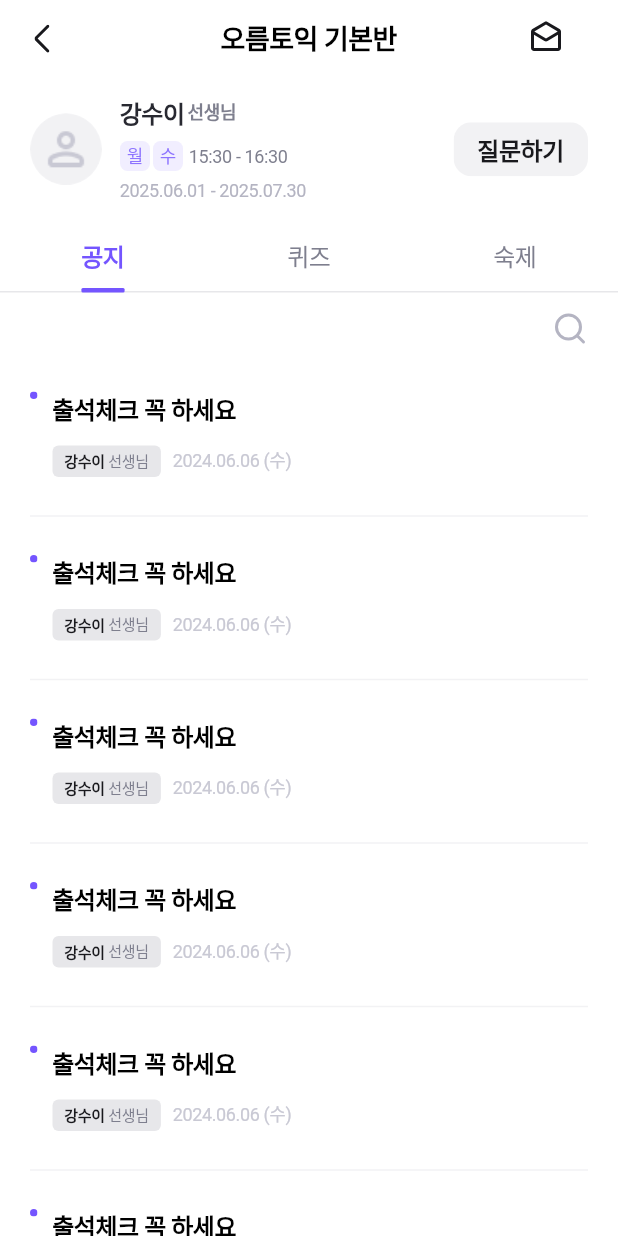
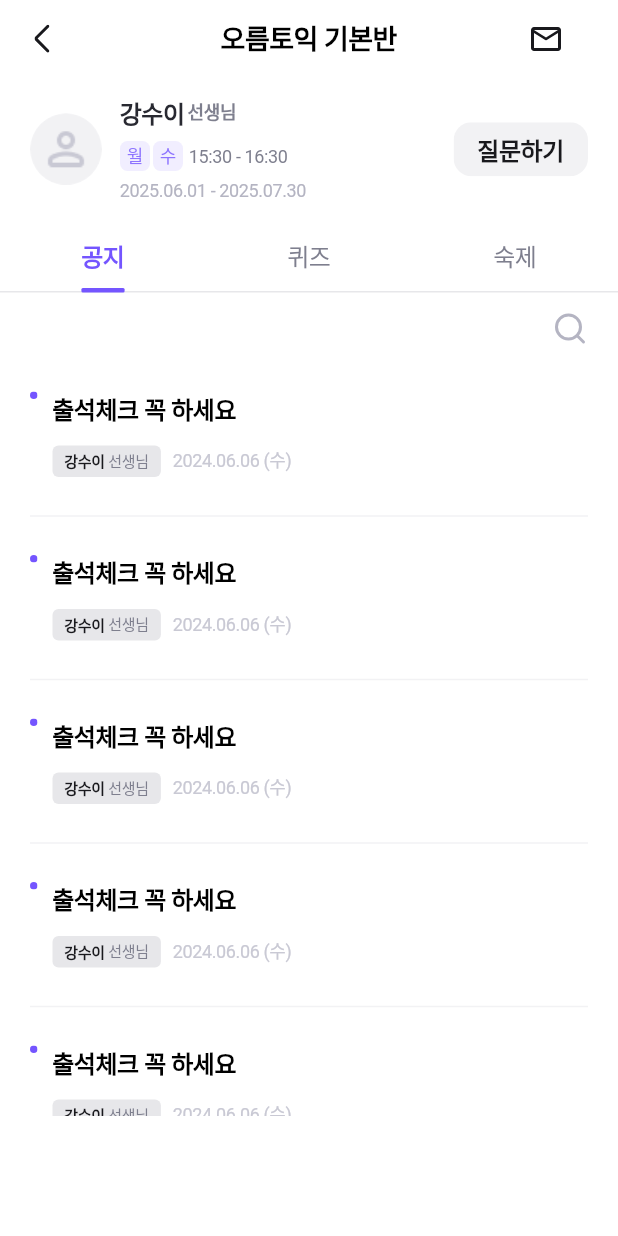
Before and after one commit to 0rmee/ormee_app, a Flutter app: the LectureDetailScreen screen opened directly, on a phone screen of 412 x 824 dp. Run offline on Flutter 3.47's test engine with Material 3 defaults, Android fonts, the light colour scheme and no system bars; our stand-ins replace flutter_svg, go_router, image_picker; Roboto replaces fonts that are missing (Pretendard).

Commit message:
feat: memo 열림닫힘 여부 & navibar만큼의 공백 추가 (#12)

```diff
--- a/lib/app/router/app_router.dart
+++ b/lib/app/router/app_router.dart
@@ -1,5 +1,6 @@
 import 'package:flutter/material.dart';
 import 'package:go_router/go_router.dart';
+import 'package:ormee_app/feature/lecture/detail/presentation/pages/lecture_detail.dart';
 import 'package:ormee_app/shared/theme/app_colors.dart';
 import 'package:ormee_app/shared/theme/app_fonts.dart';
 import 'package:ormee_app/shared/widgets/bottomsheet.dart';
@@ -12,7 +13,7 @@ import 'package:ormee_app/shared/widgets/tab.dart';
 
 class AppRouter {
   static final GoRouter router = GoRouter(
-    initialLocation: '/home',
+    initialLocation: '/lecture/detail',
     routes: [
       // GoRoute(
       //   path: '/home',
@@ -46,9 +47,9 @@ class AppRouter {
             builder: (context, state) => const HomeScreen(),
           ),
           GoRoute(
-            path: '/lecture',
-            name: 'lecture',
-            builder: (context, state) => ProfileScreen(),
+            path: '/lecture/detail',
+            name: 'lecture detail',
+            builder: (context, state) => LectureDetailScreen(),
           ),
           GoRoute(
             path: '/notification',
--- a/lib/feature/lecture/detail/presentation/pages/lecture_detail.dart
+++ b/lib/feature/lecture/detail/presentation/pages/lecture_detail.dart
@@ -22,6 +22,7 @@ class LectureDetailScreen extends StatelessWidget {
           isImage: false,
           isDetail: false,
           isPosting: false,
+          memoState: false,
         ),
         body: Column(
           children: [
@@ -70,6 +71,7 @@ class LectureDetailScreen extends StatelessWidget {
                         child: ListView.separated(
                           padding: EdgeInsets.symmetric(horizontal: 20),
                           itemBuilder: (BuildContext context, index) {
+                            // TODO: item.length == 0 일 경우 안내메시지
                             return NoticeCard(
                               read: false,
                               date: '2024.06.06 (수)',
@@ -79,9 +81,10 @@ class LectureDetailScreen extends StatelessWidget {
                           },
                           separatorBuilder: (context, index) =>
                               Divider(color: OrmeeColor.gray[20]),
-                          itemCount: 15,
+                          itemCount: 7,
                         ),
                       ),
+                      SizedBox(height: 80),
                     ],
                   ),
                   // 퀴즈 탭
@@ -114,6 +117,7 @@ class LectureDetailScreen extends StatelessWidget {
                         child: ListView.separated(
                           padding: EdgeInsets.symmetric(horizontal: 20),
                           itemBuilder: (BuildContext context, index) {
+                            // TODO: item.length == 0 일 경우 안내메시지
                             return AssignmentCard(
                               assignment: '6/19 퀴즈',
                               state: 'D-16',
@@ -127,6 +131,7 @@ class LectureDetailScreen extends StatelessWidget {
                           itemCount: 5,
                         ),
                       ),
+                      SizedBox(height: 80),
                     ],
                   ),
                   // 숙제 탭
@@ -159,6 +164,7 @@ class LectureDetailScreen extends StatelessWidget {
                         child: ListView.separated(
                           padding: EdgeInsets.symmetric(horizontal: 20),
                           itemBuilder: (BuildContext context, index) {
+                            // TODO: item.length == 0 일 경우 안내메시지
                             return AssignmentCard(
                               assignment: '6/19 숙제',
                               state: 'D-16',
@@ -172,6 +178,7 @@ class LectureDetailScreen extends StatelessWidget {
                           itemCount: 5,
                         ),
                       ),
+                      SizedBox(height: 80),
                     ],
                   ),
                 ],
--- a/lib/shared/widgets/appbar.dart
+++ b/lib/shared/widgets/appbar.dart
@@ -11,6 +11,7 @@ class OrmeeAppBar extends StatelessWidget implements PreferredSizeWidget {
   final bool isDetail;
   final bool isPosting;
   final VoidCallback? postAction;
+  final bool? memoState;
 
   const OrmeeAppBar({
     Key? key,
@@ -20,6 +21,7 @@ class OrmeeAppBar extends StatelessWidget implements PreferredSizeWidget {
     required this.isDetail,
     required this.isPosting,
     this.postAction,
+    this.memoState,
   }) : super(key: key);
 
   @override
@@ -44,7 +46,11 @@ class OrmeeAppBar extends StatelessWidget implements PreferredSizeWidget {
                 child: IconButton(
                   onPressed: () {},
                   // TODO: 추후 memo open, close 상태관리 추가
-                  icon: SvgPicture.asset('assets/icons/memo_open.svg'),
+                  icon: SvgPicture.asset(
+                    memoState!
+                        ? 'assets/icons/memo_open.svg'
+                        : 'assets/icons/memo_close.svg',
+                  ),
                   color: OrmeeColor.gray[90],
                 ),
               ),
--- a/lib/shared/widgets/navigationbar.dart
+++ b/lib/shared/widgets/navigationbar.dart
@@ -21,7 +21,7 @@ class OrmeeNavigationBar extends StatefulWidget {
 class _OrmeeNavigationBarState extends State<OrmeeNavigationBar> {
   final List<String> _routes = [
     '/home',
-    '/lecture',
+    '/lecture/detail',
     '/notification',
     '/mypage',
   ];
```
Also changed, not shown: 1 other file.
